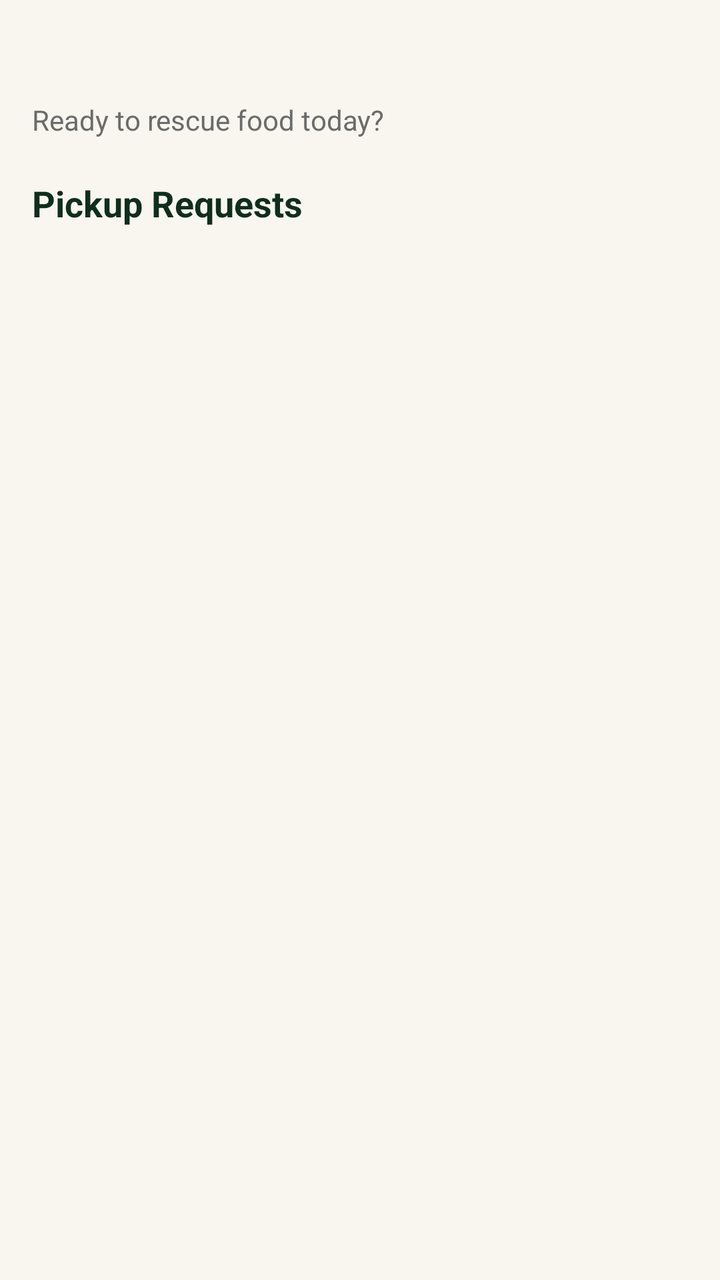
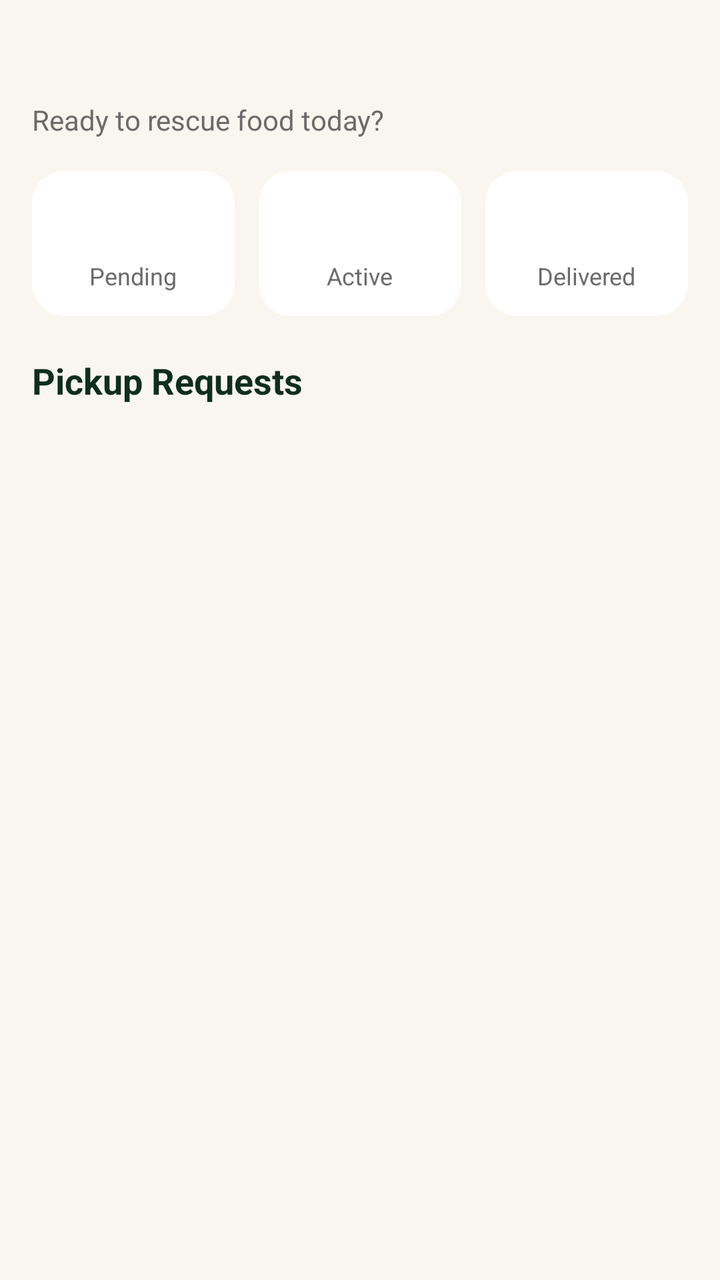

Two renders of the same Android screen: before a commit and after it. Below are the layout's source before the change and the commit's diff.
<!-- AndroidManifest.xml: application theme Theme.FoodResc -->
<!-- res/layout/fragment_volunteer_home.xml -->
<?xml version="1.0" encoding="utf-8"?>
<LinearLayout xmlns:android="http://schemas.android.com/apk/res/android"
    android:layout_width="match_parent"
    android:layout_height="match_parent"
    android:background="@color/cream"
    android:orientation="vertical"
    android:padding="16dp">

    <TextView
        android:id="@+id/tvGreeting"
        android:layout_width="wrap_content"
        android:layout_height="wrap_content"
        android:textColor="@color/text_dark"
        android:textSize="24sp"
        android:textStyle="bold" />

    <TextView
        android:layout_width="wrap_content"
        android:layout_height="wrap_content"
        android:layout_marginTop="2dp"
        android:text="Ready to rescue food today?"
        android:textColor="@color/text_gray"
        android:textSize="14sp" />

    <TextView
        android:layout_width="wrap_content"
        android:layout_height="wrap_content"
        android:layout_marginTop="20dp"
        android:text="Pickup Requests"
        android:textColor="@color/text_dark"
        android:textSize="18sp"
        android:textStyle="bold" />

    <androidx.recyclerview.widget.RecyclerView
        android:id="@+id/rvRequests"
        android:layout_width="match_parent"
        android:layout_height="0dp"
        android:layout_marginTop="12dp"
        android:layout_weight="1" />

    <TextView
        android:id="@+id/tvEmpty"
        android:layout_width="match_parent"
        android:layout_height="0dp"
        android:layout_weight="1"
        android:gravity="center"
        android:text="No pickup requests right now."
        android:textColor="@color/text_gray"
        android:visibility="gone" />

</LinearLayout>
<!-- resources referenced by this layout -->
<resources>
  <color name="cream">#FFF8F6EE</color>
  <color name="text_dark">#FF0F2E1C</color>
  <color name="text_gray">#FF6B6B6B</color>
  <style name="Theme.FoodResc" parent="Base.Theme.FoodResc" />
  <style name="Base.Theme.FoodResc" parent="Theme.Material3.DayNight.NoActionBar">
          
          
      </style>
</resources>

<!-- the commit's change to res/layout/fragment_volunteer_home.xml (unified diff, before → after) -->
@@ -21,6 +21,146 @@
         android:text="Ready to rescue food today?"
         android:textColor="@color/text_gray"
         android:textSize="14sp" />
+
+
+    
+    <LinearLayout
+        android:layout_width="match_parent"
+        android:layout_height="wrap_content"
+        android:layout_marginTop="16dp"
+        android:orientation="horizontal">
+
+        <com.google.android.material.card.MaterialCardView
+            xmlns:app="http://schemas.android.com/apk/res-auto"
+            android:layout_width="0dp"
+            android:layout_height="wrap_content"
+            android:layout_marginEnd="6dp"
+            android:layout_weight="1"
+            app:cardBackgroundColor="@color/white"
+            app:cardCornerRadius="16dp"
+            app:cardElevation="0dp"
+            app:strokeWidth="0dp">
+
+            <LinearLayout
+                android:layout_width="match_parent"
+                android:layout_height="wrap_content"
+                android:gravity="center"
+                android:orientation="vertical"
+                android:padding="12dp">
+
+                <TextView
+                    android:id="@+id/tvPendingCount"
+                    android:layout_width="wrap_content"
+                    android:layout_height="wrap_content"
+                    android:textColor="@color/status_pending"
+                    android:textSize="24sp"
+                    android:textStyle="bold" />
+
+                <TextView
+                    android:layout_width="wrap_content"
+                    android:layout_height="wrap_content"
+                    android:text="Pending"
+                    android:textColor="@color/text_gray"
+                    android:textSize="12sp" />
+            </LinearLayout>
+        </com.google.android.material.card.MaterialCardView>
+
+        <com.google.android.material.card.MaterialCardView
+            xmlns:app="http://schemas.android.com/apk/res-auto"
+            android:layout_width="0dp"
+            android:layout_height="wrap_content"
+            android:layout_marginStart="6dp"
+            android:layout_marginEnd="6dp"
+            android:layout_weight="1"
+            app:cardBackgroundColor="@color/white"
+            app:cardCornerRadius="16dp"
+            app:cardElevation="0dp"
+            app:strokeWidth="0dp">
+
+            <LinearLayout
+                android:layout_width="match_parent"
+                android:layout_height="wrap_content"
+                android:gravity="center"
+                android:orientation="vertical"
+                android:padding="12dp">
+
+                <TextView
+                    android:id="@+id/tvActiveCount"
+                    android:layout_width="wrap_content"
+                    android:layout_height="wrap_content"
+                    android:textColor="@color/status_accepted"
+                    android:textSize="24sp"
+                    android:textStyle="bold" />
+
+                <TextView
+                    android:layout_width="wrap_content"
+                    android:layout_height="wrap_content"
+                    android:text="Active"
+                    android:textColor="@color/text_gray"
+                    android:textSize="12sp" />
+            </LinearLayout>
+        </com.google.android.material.card.MaterialCardView>
+
+        <com.google.android.material.card.MaterialCardView
+            xmlns:app="http://schemas.android.com/apk/res-auto"
+            android:layout_width="0dp"
+            android:layout_height="wrap_content"
+            android:layout_marginStart="6dp"
+            android:layout_weight="1"
+            app:cardBackgroundColor="@color/white"
+            app:cardCornerRadius="16dp"
+            app:cardElevation="0dp"
+            app:strokeWidth="0dp">
+
+            <LinearLayout
+                android:layout_width="match_parent"
+                android:layout_height="wrap_content"
+                android:gravity="center"
+                android:orientation="vertical"
+                android:padding="12dp">
+
+                <TextView
+                    android:id="@+id/tvDeliveredCount"
+                    android:layout_width="wrap_content"
+                    android:layout_height="wrap_content"
+                    android:textColor="@color/status_delivered"
+                    android:textSize="24sp"
+                    android:textStyle="bold" />
+
+                <TextView
+                    android:layout_width="wrap_content"
+                    android:layout_height="wrap_content"
+                    android:text="Delivered"
+                    android:textColor="@color/text_gray"
+                    android:textSize="12sp" />
+            </LinearLayout>
+        </com.google.android.material.card.MaterialCardView>
+    </LinearLayout>
+
+    
+    <LinearLayout
+        android:id="@+id/sectionCurrentTask"
+        android:layout_width="match_parent"
+        android:layout_height="wrap_content"
+        android:layout_marginTop="20dp"
+        android:orientation="vertical"
+        android:visibility="gone">
+
+        <TextView
+            android:layout_width="wrap_content"
+            android:layout_height="wrap_content"
+            android:text="Current Task"
+            android:textColor="@color/text_dark"
+            android:textSize="18sp"
+            android:textStyle="bold" />
+
+        <androidx.recyclerview.widget.RecyclerView
+            android:id="@+id/rvCurrentTask"
+            android:layout_width="match_parent"
+            android:layout_height="wrap_content"
+            android:layout_marginTop="12dp"
+            android:nestedScrollingEnabled="false" />
+    </LinearLayout>
 
     <TextView
         android:layout_width="wrap_content"
<!-- resource entries referenced after the edit -->
@@ -1,8 +1,12 @@
 <!-- resources referenced by this layout -->
 <resources>
   <color name="cream">#FFF8F6EE</color>
+  <color name="status_accepted">#FF3B82F6</color>
+  <color name="status_delivered">#FF22A35A</color>
+  <color name="status_pending">#FFF59E0B</color>
   <color name="text_dark">#FF0F2E1C</color>
   <color name="text_gray">#FF6B6B6B</color>
+  <color name="white">#FFFFFFFF</color>
   <style name="Theme.FoodResc" parent="Base.Theme.FoodResc" />
   <style name="Base.Theme.FoodResc" parent="Theme.Material3.DayNight.NoActionBar">
           
